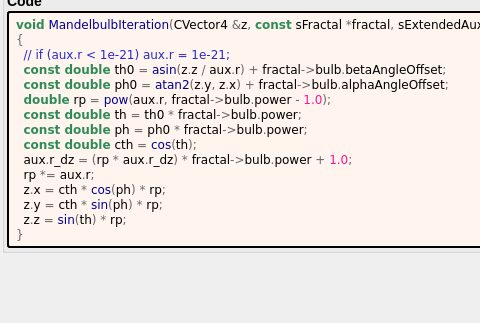
Before: the Qt Designer form mandelbulber2/formula/ui/mandelbulb.ui in buddhi1980/mandelbulber2, drawn with Qt 5; both pictures show x 0 to 480 and y 222 to 545 of the 745 by 545 pixel window.
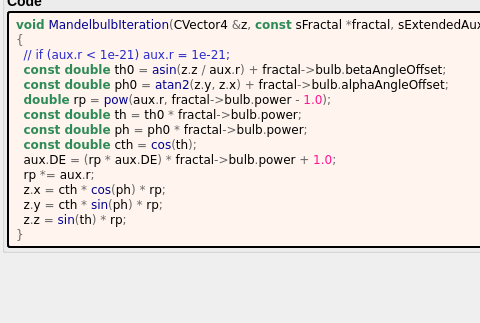
After: the same form once the commit is applied. Custom widgets are drawn as their Qt base class.

What changed in the file:
```diff
--- a/mandelbulber2/formula/ui/mandelbulb.ui
+++ b/mandelbulber2/formula/ui/mandelbulb.ui
@@ -204,7 +204,7 @@
   &lt;span style=&quot;color:#2e8b57; font-weight:bold&quot;&gt;const double&lt;/span&gt; th &lt;span style=&quot;color:#676767&quot;&gt;=&lt;/span&gt; th0 &lt;span style=&quot;color:#676767&quot;&gt;*&lt;/span&gt; fractal&lt;span style=&quot;color:#676767&quot;&gt;-&amp;gt;&lt;/span&gt;bulb&lt;span style=&quot;color:#676767&quot;&gt;.&lt;/span&gt;power&lt;span style=&quot;color:#676767&quot;&gt;;&lt;/span&gt;
   &lt;span style=&quot;color:#2e8b57; font-weight:bold&quot;&gt;const double&lt;/span&gt; ph &lt;span style=&quot;color:#676767&quot;&gt;=&lt;/span&gt; ph0 &lt;span style=&quot;color:#676767&quot;&gt;*&lt;/span&gt; fractal&lt;span style=&quot;color:#676767&quot;&gt;-&amp;gt;&lt;/span&gt;bulb&lt;span style=&quot;color:#676767&quot;&gt;.&lt;/span&gt;power&lt;span style=&quot;color:#676767&quot;&gt;;&lt;/span&gt;
   &lt;span style=&quot;color:#2e8b57; font-weight:bold&quot;&gt;const double&lt;/span&gt; cth &lt;span style=&quot;color:#676767&quot;&gt;=&lt;/span&gt; &lt;span style=&quot;color:#00008f&quot;&gt;cos&lt;/span&gt;&lt;span style=&quot;color:#676767&quot;&gt;(&lt;/span&gt;th&lt;span style=&quot;color:#676767&quot;&gt;);&lt;/span&gt;
-  aux&lt;span style=&quot;color:#676767&quot;&gt;.&lt;/span&gt;r_dz &lt;span style=&quot;color:#676767&quot;&gt;= (&lt;/span&gt;rp &lt;span style=&quot;color:#676767&quot;&gt;*&lt;/span&gt; aux&lt;span style=&quot;color:#676767&quot;&gt;.&lt;/span&gt;r_dz&lt;span style=&quot;color:#676767&quot;&gt;) *&lt;/span&gt; fractal&lt;span style=&quot;color:#676767&quot;&gt;-&amp;gt;&lt;/span&gt;bulb&lt;span style=&quot;color:#676767&quot;&gt;.&lt;/span&gt;power &lt;span style=&quot;color:#676767&quot;&gt;+&lt;/span&gt; &lt;span style=&quot;color:#ff1493&quot;&gt;1.0&lt;/span&gt;&lt;span style=&quot;color:#676767&quot;&gt;;&lt;/span&gt;
+  aux&lt;span style=&quot;color:#676767&quot;&gt;.&lt;/span&gt;DE &lt;span style=&quot;color:#676767&quot;&gt;= (&lt;/span&gt;rp &lt;span style=&quot;color:#676767&quot;&gt;*&lt;/span&gt; aux&lt;span style=&quot;color:#676767&quot;&gt;.&lt;/span&gt;DE&lt;span style=&quot;color:#676767&quot;&gt;) *&lt;/span&gt; fractal&lt;span style=&quot;color:#676767&quot;&gt;-&amp;gt;&lt;/span&gt;bulb&lt;span style=&quot;color:#676767&quot;&gt;.&lt;/span&gt;power &lt;span style=&quot;color:#676767&quot;&gt;+&lt;/span&gt; &lt;span style=&quot;color:#ff1493&quot;&gt;1.0&lt;/span&gt;&lt;span style=&quot;color:#676767&quot;&gt;;&lt;/span&gt;
   rp &lt;span style=&quot;color:#676767&quot;&gt;*=&lt;/span&gt; aux&lt;span style=&quot;color:#676767&quot;&gt;.&lt;/span&gt;r&lt;span style=&quot;color:#676767&quot;&gt;;&lt;/span&gt;
   z&lt;span style=&quot;color:#676767&quot;&gt;.&lt;/span&gt;x &lt;span style=&quot;color:#676767&quot;&gt;=&lt;/span&gt; cth &lt;span style=&quot;color:#676767&quot;&gt;*&lt;/span&gt; &lt;span style=&quot;color:#00008f&quot;&gt;cos&lt;/span&gt;&lt;span style=&quot;color:#676767&quot;&gt;(&lt;/span&gt;ph&lt;span style=&quot;color:#676767&quot;&gt;) *&lt;/span&gt; rp&lt;span style=&quot;color:#676767&quot;&gt;;&lt;/span&gt;
   z&lt;span style=&quot;color:#676767&quot;&gt;.&lt;/span&gt;y &lt;span style=&quot;color:#676767&quot;&gt;=&lt;/span&gt; cth &lt;span style=&quot;color:#676767&quot;&gt;*&lt;/span&gt; &lt;span style=&quot;color:#00008f&quot;&gt;sin&lt;/span&gt;&lt;span style=&quot;color:#676767&quot;&gt;(&lt;/span&gt;ph&lt;span style=&quot;color:#676767&quot;&gt;) *&lt;/span&gt; rp&lt;span style=&quot;color:#676767&quot;&gt;;&lt;/span&gt;
```
